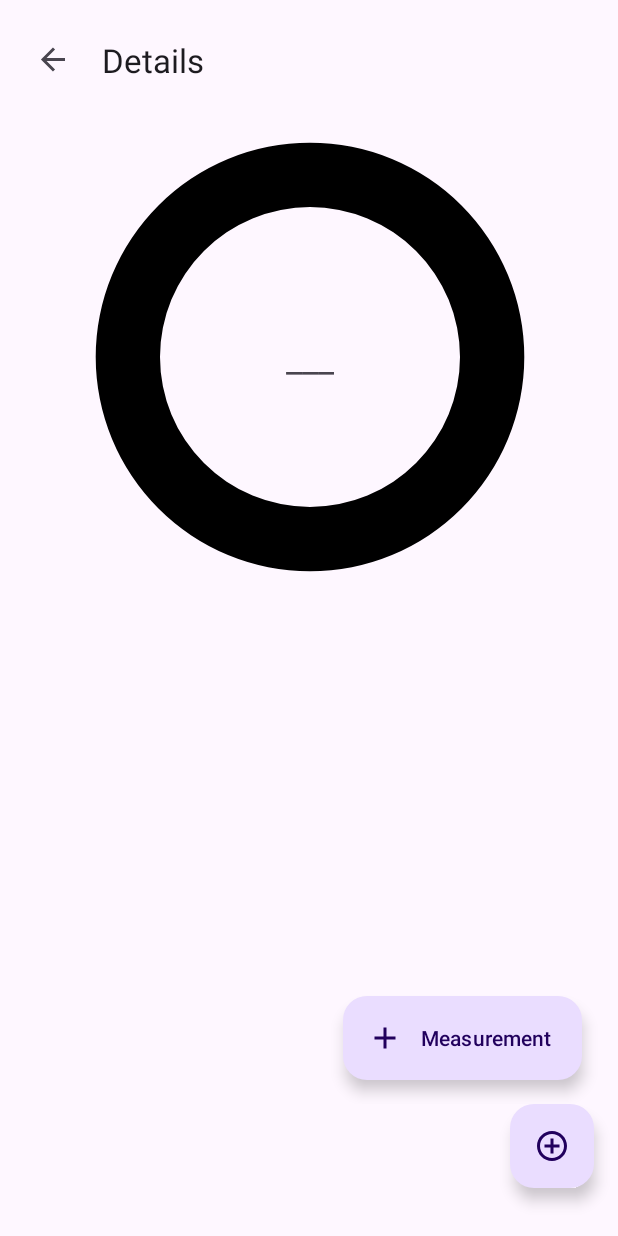
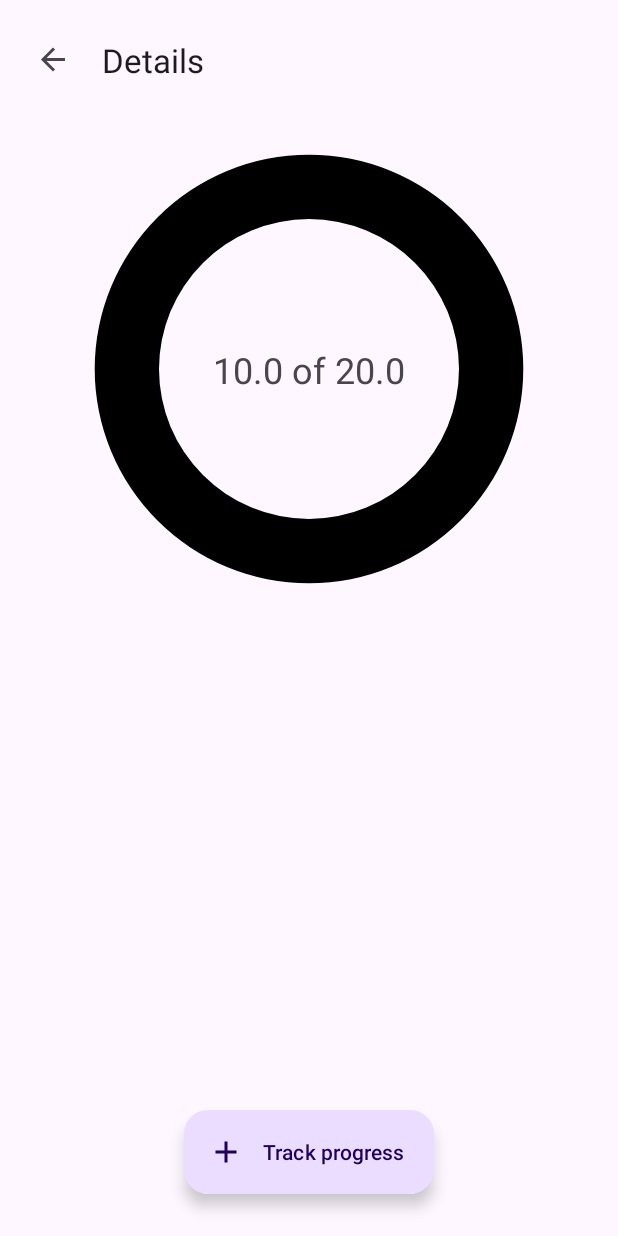
Before and after one commit to mike1shef/Goal, an Android app: the HabitDetailsFragment screen opened through its navigation route, on a phone screen of 412 x 824 dp. Run offline under Robolectric (Android 15) with nearby library versions, the phone set to English and light mode, and no system bars; our stand-ins replace navigation-ui.

Commit message:
Renamed buttons, added possibility to update view on click.

```diff
--- a/app/src/main/java/com/msha/goal/HomeFragment.kt
+++ b/app/src/main/java/com/msha/goal/HomeFragment.kt
@@ -38,6 +38,10 @@ class HomeFragment : Fragment() {
             adapter.submitList(it)
         })
 
+        binding.addGoal.setOnClickListener {
+            AddGoalFragment().show(requireActivity().supportFragmentManager, "Add goal")
+        }
+
         return binding.root
 
     }
--- a/app/src/main/java/com/msha/goal/MainActivity.kt
+++ b/app/src/main/java/com/msha/goal/MainActivity.kt
@@ -29,9 +29,5 @@ class MainActivity : AppCompatActivity() {
         val builder = AppBarConfiguration.Builder(navController.graph)
         val appBarConfiguration = builder.build()
         binding.toolbar.setupWithNavController(navController, appBarConfiguration)
-
-        binding.floatingButton.setOnClickListener {
-            AddGoalFragment().show(supportFragmentManager, "Add goal")
-        }
     }
 }
--- a/app/src/main/res/layout/activity_main.xml
+++ b/app/src/main/res/layout/activity_main.xml
@@ -29,15 +29,4 @@
         app:defaultNavHost="true"
         app:navGraph="@navigation/navigation_graph" />
 
-
-    <com.google.android.material.floatingactionbutton.FloatingActionButton
-        android:id="@+id/floating_button"
-        android:layout_width="wrap_content"
-        android:layout_height="wrap_content"
-        android:layout_gravity="bottom|end"
-        android:layout_marginBottom="24dp"
-        android:layout_marginEnd="8dp"
-        android:clickable="true"
-        android:src="@drawable/add_circle_outline_24"/>
-
 </LinearLayout>
--- a/app/src/main/res/layout/fragment_add_goal.xml
+++ b/app/src/main/res/layout/fragment_add_goal.xml
@@ -39,7 +39,7 @@
             android:layout_gravity="center_vertical"
             android:layout_width="match_parent"
             android:inputType="text"
-            android:hint="Goal"/>
+            android:hint="Name"/>
     </com.google.android.material.textfield.TextInputLayout>
 
     <com.google.android.material.textfield.TextInputLayout
@@ -57,7 +57,7 @@
             android:layout_height="wrap_content"
             android:inputType="numberDecimal"
             android:gravity="center"
-            android:hint="0,0" />
+            android:hint="km" />
     </com.google.android.material.textfield.TextInputLayout>
 
     </LinearLayout>
@@ -68,6 +68,6 @@
         android:layout_width="match_parent"
         android:layout_height="wrap_content"
         android:layout_gravity="center_horizontal"
-        android:text="Add"/>
+        android:text="Start achieving"/>
 
 </LinearLayout>
--- a/app/src/main/res/layout/fragment_habbit_details_fragment.xml
+++ b/app/src/main/res/layout/fragment_habbit_details_fragment.xml
@@ -4,6 +4,9 @@
     xmlns:app="http://schemas.android.com/apk/res-auto"
     xmlns:tools="http://schemas.android.com/tools"
     android:layout_width="match_parent"
+    android:padding="8dp"
+    android:clipChildren="false"
+    android:clipToPadding="false"
     android:layout_height="match_parent"
     tools:context=".HabitDetailsFragment">
 
@@ -25,7 +28,8 @@
         android:id="@+id/current_goal_text"
         android:layout_width="wrap_content"
         android:layout_height="wrap_content"
-        android:text="___"
+        android:text="10.0 of 20.0"
+        android:clickable="true"
         android:textSize="24sp"
         app:layout_constraintBottom_toBottomOf="@+id/progress_bar"
         app:layout_constraintEnd_toEndOf="@+id/progress_bar"
@@ -37,11 +41,11 @@
         android:id="@+id/add_easurement"
         android:layout_width="wrap_content"
         android:layout_height="wrap_content"
-        android:layout_marginEnd="16dp"
-        android:layout_marginBottom="16dp"
-        android:text="Measurement"
+        android:layout_marginBottom="12dp"
+        android:text="Track progress"
         app:icon="@drawable/floating_add"
         app:layout_constraintBottom_toBottomOf="parent"
-        app:layout_constraintEnd_toEndOf="parent" />
+        app:layout_constraintEnd_toEndOf="parent"
+        app:layout_constraintStart_toStartOf="parent" />
 
 </androidx.constraintlayout.widget.ConstraintLayout>
```
Also changed, not shown: app/src/main/java/com/msha/goal/HabitDetailsFragment.kt (+11 -3 lines), app/src/main/res/layout/fragment_home.xml (+16 -5 lines).
